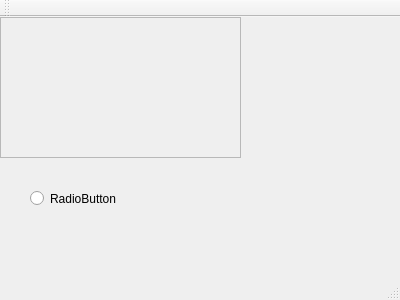
First picture: the form in mainwindow.ui, repository AndreaSignori/PO, before the edit.
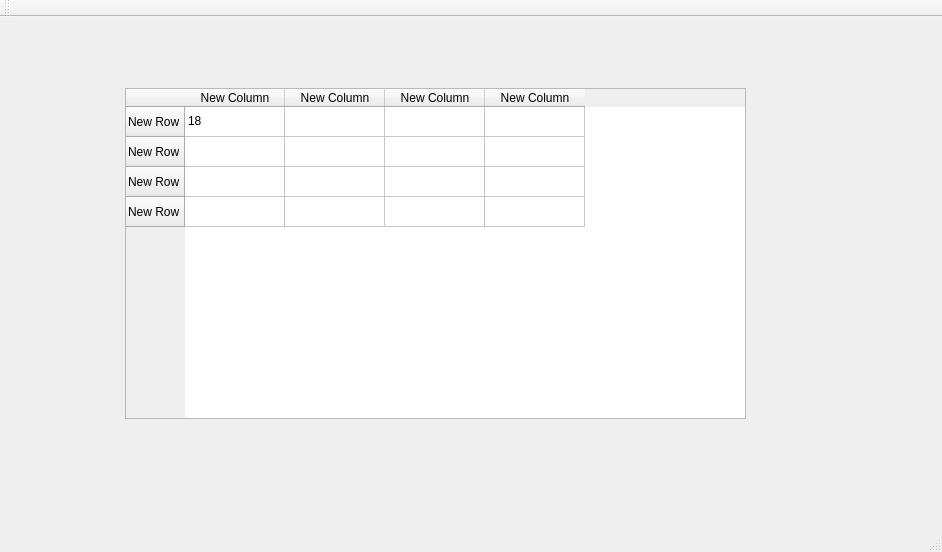
Second picture: the form after the edit.

What changed in the file:
```diff
--- a/mainwindow.ui
+++ b/mainwindow.ui
@@ -6,49 +6,68 @@
    <rect>
     <x>0</x>
     <y>0</y>
-    <width>400</width>
-    <height>300</height>
+    <width>942</width>
+    <height>552</height>
    </rect>
   </property>
   <property name="windowTitle">
    <string>MainWindow</string>
   </property>
   <widget class="QWidget" name="centralWidget">
-   <widget class="QScrollArea" name="scrollArea">
+   <widget class="QTableWidget" name="tableWidget">
     <property name="geometry">
      <rect>
-      <x>0</x>
-      <y>0</y>
-      <width>241</width>
-      <height>141</height>
+      <x>125</x>
+      <y>71</y>
+      <width>621</width>
+      <height>331</height>
      </rect>
     </property>
-    <property name="widgetResizable">
-     <bool>true</bool>
-    </property>
-    <widget class="QWidget" name="scrollAreaWidgetContents">
-     <property name="geometry">
-      <rect>
-       <x>0</x>
-       <y>0</y>
-       <width>239</width>
-       <height>139</height>
-      </rect>
+    <row>
+     <property name="text">
+      <string>New Row</string>
      </property>
-    </widget>
-   </widget>
-   <widget class="QRadioButton" name="radioButton">
-    <property name="geometry">
-     <rect>
-      <x>30</x>
-      <y>170</y>
-      <width>112</width>
-      <height>23</height>
-     </rect>
-    </property>
-    <property name="text">
-     <string>RadioButton</string>
-    </property>
+    </row>
+    <row>
+     <property name="text">
+      <string>New Row</string>
+     </property>
+    </row>
+    <row>
+     <property name="text">
+      <string>New Row</string>
+     </property>
+    </row>
+    <row>
+     <property name="text">
+      <string>New Row</string>
+     </property>
+    </row>
+    <column>
+     <property name="text">
+      <string>New Column</string>
+     </property>
+    </column>
+    <column>
+     <property name="text">
+      <string>New Column</string>
+     </property>
+    </column>
+    <column>
+     <property name="text">
+      <string>New Column</string>
+     </property>
+    </column>
+    <column>
+     <property name="text">
+      <string>New Column</string>
+     </property>
+    </column>
+    <item row="0" column="0">
+     <property name="text">
+      <string>18</string>
+     </property>
+    </item>
    </widget>
   </widget>
   <widget class="QMenuBar" name="menuBar">
```
Left out of the diff: 2 changed lines with no effect on the pictures.
